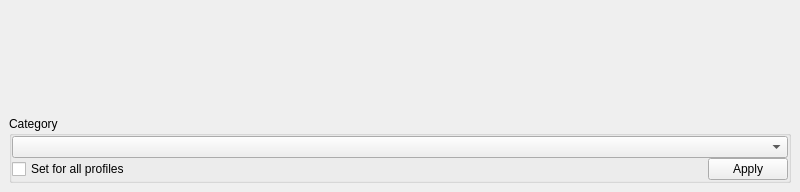
Above: TrackYourTime/ui/notificationwindow.ui from Allexin/TrackYourTime before the change. Below: the same form after it.
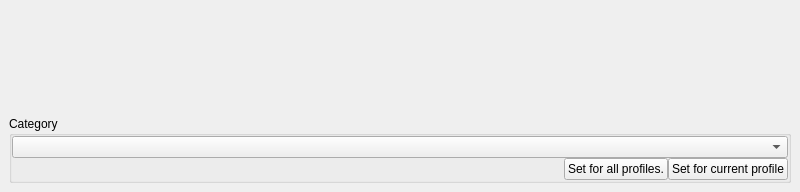
That is the form after the change.

Commit message: -change notification check box to button

```diff
--- a/TrackYourTime/ui/notificationwindow.ui
+++ b/TrackYourTime/ui/notificationwindow.ui
@@ -70,22 +70,6 @@
        </item>
        <item>
         <layout class="QHBoxLayout" name="horizontalLayout_2">
-         <item>
-          <widget class="QCheckBox" name="checkBoxAllProfiles">
-           <property name="enabled">
-            <bool>true</bool>
-           </property>
-           <property name="sizePolicy">
-            <sizepolicy hsizetype="Preferred" vsizetype="Fixed">
-             <horstretch>0</horstretch>
-             <verstretch>0</verstretch>
-            </sizepolicy>
-           </property>
-           <property name="text">
-            <string>Set for all profiles</string>
-           </property>
-          </widget>
-         </item>
          <item>
           <spacer name="horizontalSpacer">
            <property name="orientation">
@@ -102,7 +86,14 @@
          <item>
           <widget class="QPushButton" name="pushButtonApply">
            <property name="text">
-            <string>Apply</string>
+            <string>Set for all profiles.</string>
+           </property>
+          </widget>
+         </item>
+         <item>
+          <widget class="QPushButton" name="pushButtonSetFoCurrentProfile">
+           <property name="text">
+            <string>Set for current profile</string>
            </property>
           </widget>
          </item>
```
Left out of the diff: 2 changed lines with no effect on the pictures. The commit also changes 6 other files.
